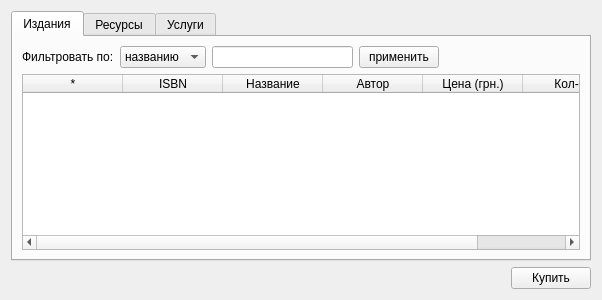
Above: eclient.ui from werwolf/ExLibris before the change. Below: the same form after it.
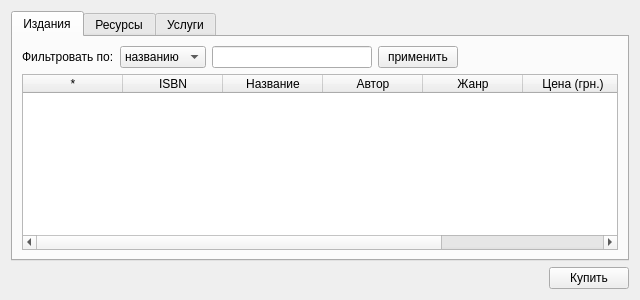
That is the form after the change. The open tabs and pages were chosen to show the change.

```diff
--- a/eclient.ui
+++ b/eclient.ui
@@ -6,7 +6,7 @@
    <rect>
     <x>0</x>
     <y>0</y>
-    <width>602</width>
+    <width>640</width>
     <height>300</height>
    </rect>
   </property>
@@ -128,6 +128,11 @@
            <string>Автор</string>
           </property>
          </column>
+         <column>
+          <property name="text">
+           <string>Жанр</string>
+          </property>
+         </column>
          <column>
           <property name="text">
            <string>Цена (грн.)</string>
```
Left out of the diff: 4 changed lines with no effect on the pictures.
